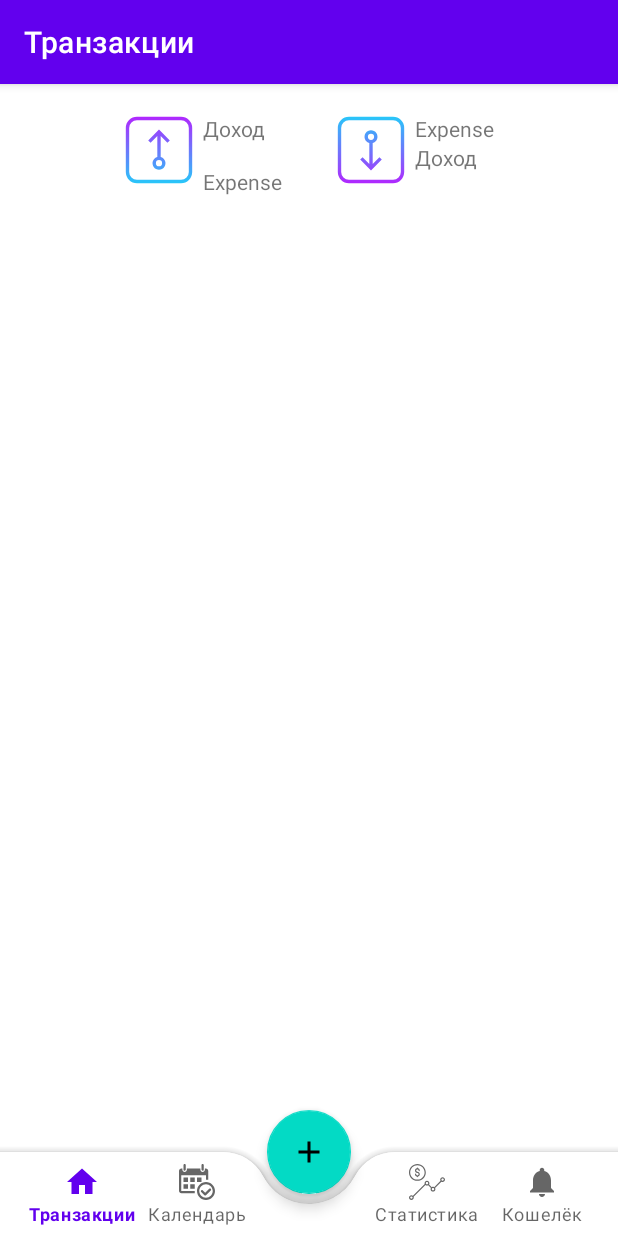
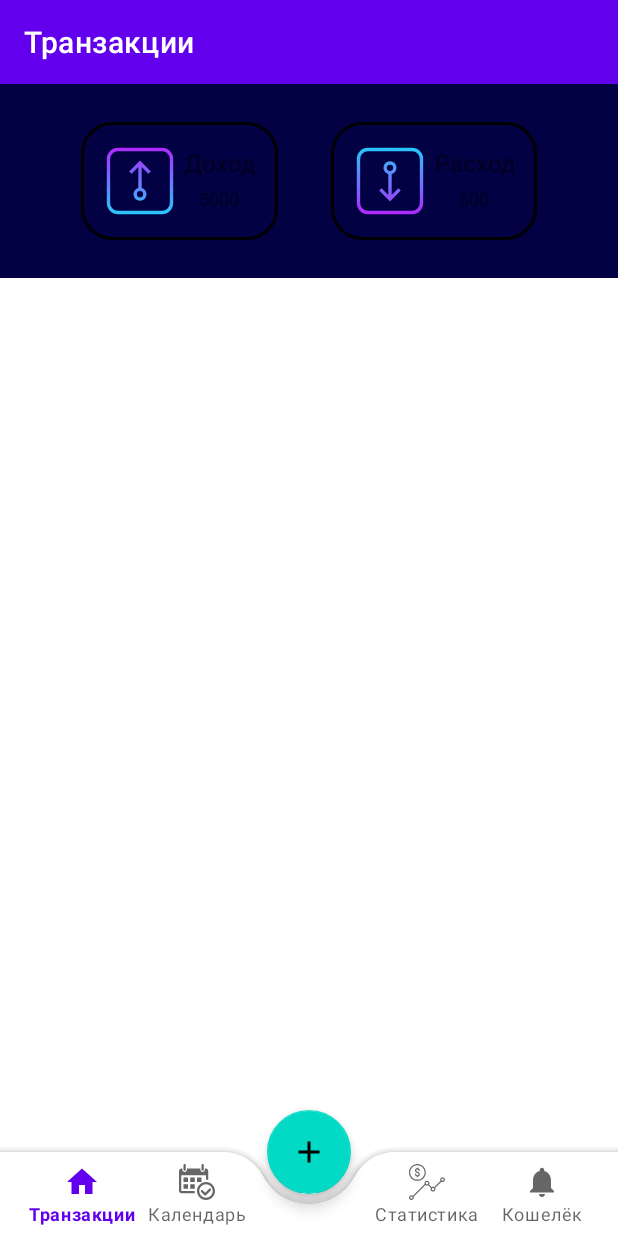
Before and after one commit to Developonz/YourFinance, an Android app: the screen it shows after launch (MainActivity), on a phone screen of 412 x 824 dp. Run offline under Robolectric (Android 15) with nearby library versions, the phone set to English and light mode, and no system bars; our stand-ins replace Room's generated code, navigation-ui; network calls fail.

Commit message:
edited styles transaction page & calculate income and expense

```diff
--- a/app/build.gradle.kts
+++ b/app/build.gradle.kts
@@ -43,7 +43,7 @@ dependencies {
     implementation(libs.room.runtime)
     ksp(libs.room.compiler)
     implementation(libs.circleimageview)
-    implementation(libs.recyclerview)
+//    implementation(libs.recyclerview)
 
 
 
--- /dev/null
+++ b/app/src/main/res/drawable/round_back.xml
@@ -0,0 +1,7 @@
+<?xml version="1.0" encoding="utf-8"?>
+<shape xmlns:android="http://schemas.android.com/apk/res/android"
+    android:shape="rectangle">
+    <solid android:color="@android:color/transparent" />
+    <corners android:radius="20dp" />
+    <stroke android:width="2dp" android:color="#000000" />
+</shape>
--- a/app/src/main/res/layout/fragment_transactions.xml
+++ b/app/src/main/res/layout/fragment_transactions.xml
@@ -4,69 +4,101 @@
     xmlns:tools="http://schemas.android.com/tools"
     android:layout_width="match_parent"
     android:layout_height="match_parent"
-    tools:context=".view.fragments.TransactionsFragment"
-    android:orientation="vertical">
+    android:orientation="vertical"
+
+    tools:context=".view.fragments.TransactionsFragment">
 
     <LinearLayout
-        android:layout_width="wrap_content"
+        android:layout_width="match_parent"
         android:layout_height="wrap_content"
+        android:background="#010143"
+        android:gravity="center"
         android:orientation="horizontal"
-        android:layout_gravity="center"
-        android:layout_marginVertical="20dp" >
+        android:paddingVertical="25dp">
+
         <LinearLayout
             android:layout_width="wrap_content"
             android:layout_height="wrap_content"
-            android:orientation="horizontal"
-            android:layout_marginEnd="35dp">
+            android:layout_marginEnd="35dp"
+            android:background="@drawable/round_back"
+            android:gravity="center"
+            android:padding="15dp"
+            android:orientation="horizontal">
+
             <ImageView
-                android:layout_width="wrap_content"
-                android:layout_height="wrap_content"
-                android:src="@drawable/ic_up_arrow"
-                android:minHeight="48dp"
-                android:minWidth="48dp"
-                android:layout_marginEnd="5dp"/>
+                android:layout_width="48dp"
+                android:layout_height="48dp"
+                android:layout_marginEnd="5dp"
+                android:src="@drawable/ic_up_arrow" />
+
             <LinearLayout
                 android:layout_width="wrap_content"
                 android:layout_height="wrap_content"
+                android:gravity="center"
                 android:orientation="vertical">
+
                 <TextView
                     android:layout_width="wrap_content"
-                    android:layout_height="wrap_content"
-                    android:text="@string/income" />
+                    android:layout_height="0dp"
+                    android:layout_weight="1"
+                    android:gravity="center"
+                    android:minHeight="24dp"
+                    android:text="@string/income"
+                    android:textSize="16sp" />
+
                 <TextView
+                    android:id="@+id/income_balance"
                     android:layout_width="wrap_content"
-                    android:layout_height="wrap_content"
-                    android:text="@string/expense" />
+                    android:layout_height="0dp"
+                    android:layout_weight="1"
+                    android:gravity="center"
+                    android:minHeight="24dp"
+                    android:text="5000"
+                    android:textSize="12sp" />
             </LinearLayout>
         </LinearLayout>
+
         <LinearLayout
+            android:layout_width="wrap_content"
             android:layout_height="wrap_content"
-            android:layout_width="wrap_content"
-            android:orientation="horizontal" >
+            android:gravity="center"
+            android:background="@drawable/round_back"
+            android:padding="15dp"
+            android:orientation="horizontal">
+
             <ImageView
-                android:layout_width="wrap_content"
-                android:layout_height="wrap_content"
-                android:src="@drawable/ic_down_arrow"
-                android:minHeight="48dp"
-                android:minWidth="48dp"
-                android:layout_marginEnd="5dp"/>
+                android:layout_width="48dp"
+                android:layout_height="48dp"
+                android:layout_marginEnd="5dp"
+                android:src="@drawable/ic_down_arrow" />
+
             <LinearLayout
                 android:layout_width="wrap_content"
                 android:layout_height="wrap_content"
+                android:gravity="center"
                 android:orientation="vertical">
+
                 <TextView
                     android:layout_width="wrap_content"
-                    android:layout_height="wrap_content"
-                    android:text="@string/expense" />
+                    android:layout_height="0dp"
+                    android:layout_weight="1"
+                    android:gravity="center"
+                    android:minHeight="24dp"
+                    android:text="@string/expense"
+                    android:textSize="16sp" />
+
                 <TextView
+                    android:id="@+id/expense_balance"
                     android:layout_width="wrap_content"
-                    android:layout_height="wrap_content"
-                    android:text="@string/income" />
+                    android:layout_height="0dp"
+                    android:layout_weight="1"
+                    android:gravity="center"
+                    android:minHeight="24dp"
+                    android:text="500"
+                    android:textSize="12sp" />
             </LinearLayout>
 
-            </LinearLayout>
-
-
+        </LinearLayout>
     </LinearLayout>
 
     <androidx.recyclerview.widget.RecyclerView
--- a/app/src/main/res/values/colors.xml
+++ b/app/src/main/res/values/colors.xml
@@ -7,4 +7,5 @@
     <color name="teal_700">#FF018786</color>
     <color name="black">#FF000000</color>
     <color name="white">#FFFFFFFF</color>
+    <color name="blue">#0E1C7E</color>
 </resources>
--- a/app/src/main/res/values/strings.xml
+++ b/app/src/main/res/values/strings.xml
@@ -6,6 +6,6 @@
     <string name="title_wallet">Кошелёк</string>
     <!-- TODO: Remove or change this placeholder text -->
     <string name="hello_blank_fragment">Hello blank fragment</string>
-    <string name="income">Доход\n</string>
-    <string name="expense">Expense</string>
+    <string name="income">Доход</string>
+    <string name="expense">Расход</string>
 </resources>
```
Also changed, not shown: app/src/main/java/com/example/yourfinance/model/adapters/TransactionsRecyclerViewListAdapter.kt (+3 -4 lines), app/src/main/java/com/example/yourfinance/utils/StringHelper.kt (+8 -0 lines), app/src/main/java/com/example/yourfinance/view/fragments/TransactionsFragment.kt (+17 -0 lines), app/src/main/res/layout/header_transactions.xml (+12 -11 lines), app/src/main/res/layout/transaction_item.xml (+6 -2 lines).
